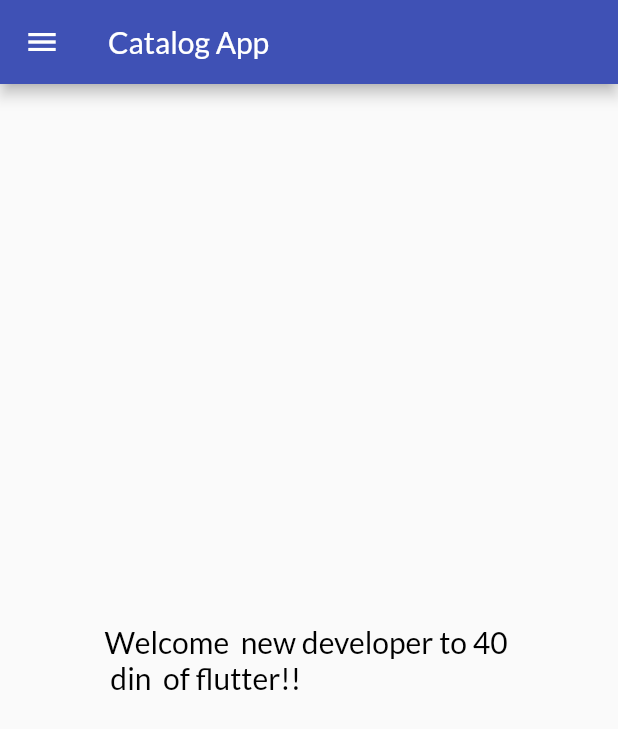
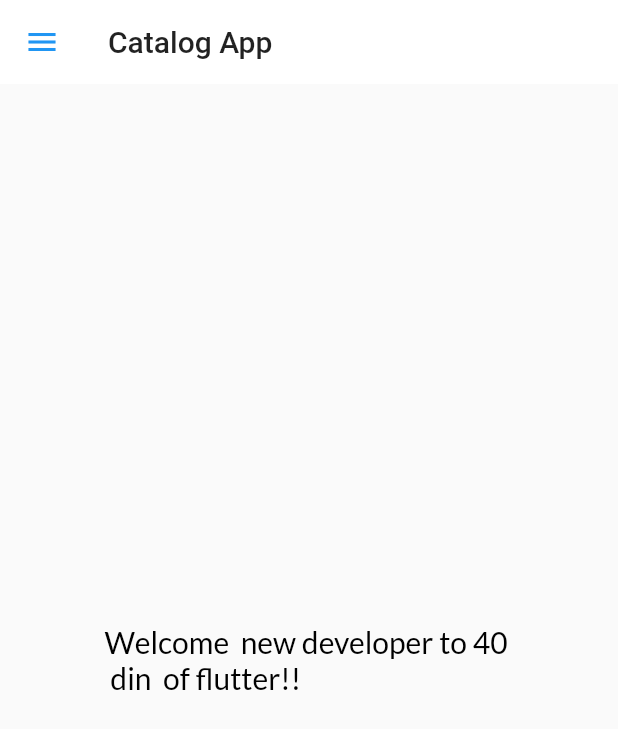
Before and after one commit to Sidmon101/Catalog_App, a Flutter app: the screen it shows after launch, on a phone screen of 412 x 824 dp. Shown: the top 729 px of the screen. Run offline on Flutter 3.47's test engine with Material 2 defaults, Android fonts, the phone set to English and light mode, and no system bars; our stand-ins replace google_fonts.

Commit message:
themes  done

```diff
--- a/lib/main.dart
+++ b/lib/main.dart
@@ -2,6 +2,7 @@ import 'package:flutter/material.dart';
 import 'package:flutter_catalog/pages/homepage.dart';
 import 'package:flutter_catalog/pages/loginpage.dart';
 import 'package:flutter_catalog/utility/routes.dart';
+import 'package:flutter_catalog/widgets/themes.dart';
 import 'package:google_fonts/google_fonts.dart';
 
 void main() {
@@ -15,14 +16,9 @@ class Myapp extends StatelessWidget {
   Widget build(BuildContext context) {
     return MaterialApp(
       themeMode: ThemeMode.light,
-      theme: ThemeData(
-        primarySwatch: Colors.indigo,
-        fontFamily: GoogleFonts.lato().fontFamily,
-      ),
+      theme: Mytheme.lightTheme(context),
       debugShowCheckedModeBanner: true,
-      darkTheme: ThemeData(
-        brightness: Brightness.dark,
-      ),
+      darkTheme: Mytheme.darkTheme(context),
       initialRoute: "/",
       routes: {
         "/": (context) => homepage(),
--- /dev/null
+++ b/lib/widgets/themes.dart
@@ -0,0 +1,18 @@
+import 'package:flutter/material.dart';
+import 'package:google_fonts/google_fonts.dart';
+
+class Mytheme {
+  static ThemeData lightTheme(BuildContext context) => ThemeData(
+      primarySwatch: Colors.indigo,
+      fontFamily: GoogleFonts.lato().fontFamily,
+      appBarTheme: AppBarTheme(
+        color: Colors.white,
+        elevation: 0.0,
+        iconTheme: IconThemeData(color: Colors.blue),
+        textTheme: Theme.of(context).textTheme,
+      ));
+
+  static ThemeData darkTheme(BuildContext context) => ThemeData(
+      brightness: Brightness.dark,
+      );
+}
```
